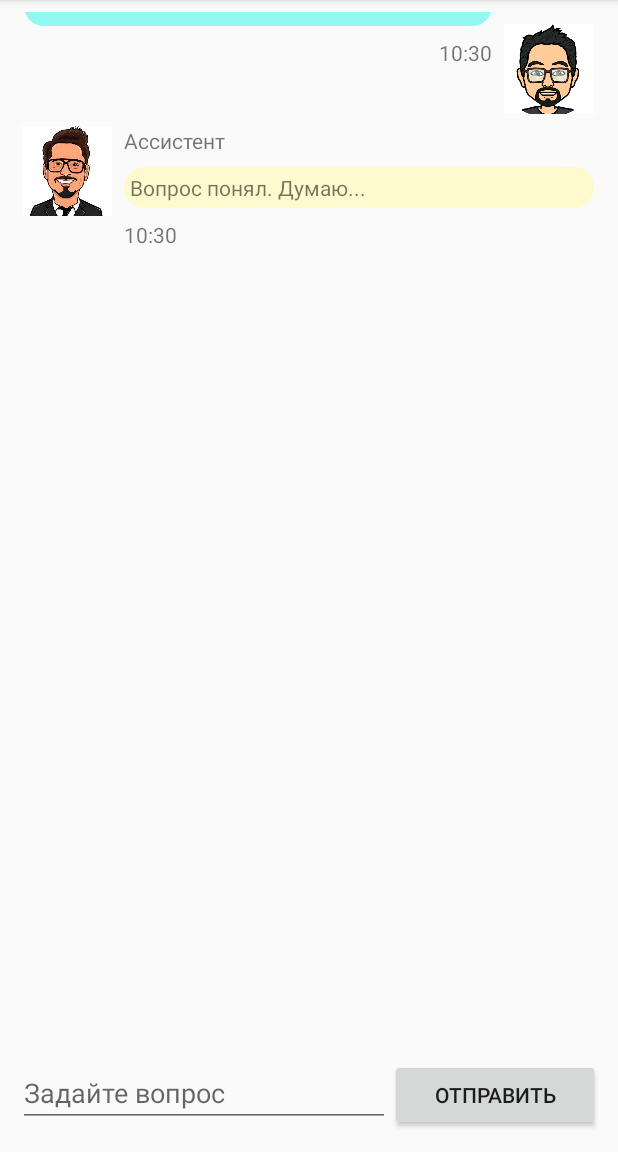
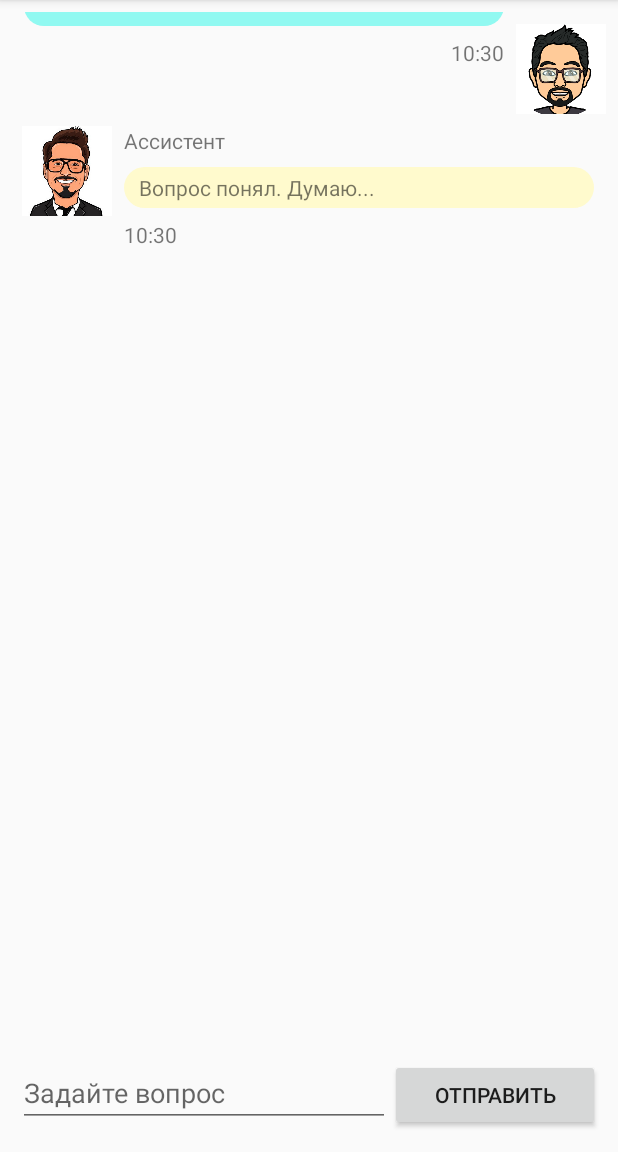
Before and after one commit to KHaustova-mr/voiceassistent, an Android app: the screen it shows after launch (MainActivity), after a tap on "ОТПРАВИТЬ", on a phone screen of 412 x 824 dp, the part 84-1236 px from its top. Run offline under Robolectric (Android 15) with nearby library versions, the phone set to English and light mode, and no system bars.

Commit message:
some bug fixed

```diff
--- a/app/src/main/java/com/example/voiceassistent/AI.java
+++ b/app/src/main/java/com/example/voiceassistent/AI.java
@@ -30,9 +30,9 @@ public class AI {
 
     private static final Map<String, Integer> commands = new HashMap<String, Integer>(){
         {
-            put("какой сегодня день", 0);
+            put("какой день", 0);
             put("который час", 1);
-            put("какой день недели сейчас", 2);
+            put("какой день недели", 2);
             put("сколько дней до нового года", 3);
             put("погода в городе", 4);
         }
--- a/app/src/main/res/layout/assistant_message.xml
+++ b/app/src/main/res/layout/assistant_message.xml
@@ -28,6 +28,8 @@
         android:layout_marginRight="@dimen/layout_margin"
         android:background="@drawable/assistant_bubble"
         android:padding="@dimen/layout_padding"
+        android:paddingStart="@dimen/padding_text_message"
+        android:paddingEnd="@dimen/padding_text_message"
         android:text="@string/default_text"
         app:layout_constraintEnd_toEndOf="parent"
         app:layout_constraintHorizontal_bias="0.0"
--- a/app/src/main/res/layout/user_message.xml
+++ b/app/src/main/res/layout/user_message.xml
@@ -10,7 +10,7 @@
         android:layout_width="@dimen/image_view_width"
         android:layout_height="@dimen/image_view_width"
         android:layout_marginTop="@dimen/margin_image_view"
-        android:layout_marginRight="@dimen/margin_image_view"
+        android:contentDescription="@string/description_image_user"
         app:layout_constraintBottom_toBottomOf="parent"
         app:layout_constraintEnd_toEndOf="parent"
         app:layout_constraintHorizontal_bias="1.0"
@@ -27,7 +27,9 @@
         android:layout_marginRight="@dimen/layout_margin"
         android:background="@drawable/user_bubble"
         android:padding="@dimen/layout_padding"
-        android:text="Text"
+        android:paddingStart="@dimen/padding_text_message"
+        android:paddingEnd="@dimen/padding_text_message"
+        android:text="@string/default_text"
         app:layout_constraintBottom_toBottomOf="parent"
         app:layout_constraintEnd_toStartOf="@+id/avatar_imageView"
         app:layout_constraintHorizontal_bias="0.05"
@@ -54,11 +56,11 @@
         android:id="@+id/messageDateView"
         android:layout_width="wrap_content"
         android:layout_height="wrap_content"
-        android:text="10:00"
         android:layout_marginLeft="@dimen/layout_margin"
         android:layout_marginTop="@dimen/layout_margin"
         android:layout_marginRight="@dimen/layout_margin"
         android:layout_marginBottom="@dimen/layout_margin"
+        android:text="@string/default_time"
         app:layout_constraintBottom_toBottomOf="parent"
         app:layout_constraintEnd_toStartOf="@+id/avatar_imageView"
         app:layout_constraintHorizontal_bias="1.0"
--- a/app/src/main/res/values/dimens.xml
+++ b/app/src/main/res/values/dimens.xml
@@ -5,4 +5,5 @@
     <dimen name="chat_window_text_size">18sp</dimen>
     <dimen name="margin_image_view">8dp</dimen>
     <dimen name="image_view_width">60dp</dimen>
+    <dimen name="padding_text_message">10dp</dimen>
 </resources>
--- a/app/src/main/res/values/strings.xml
+++ b/app/src/main/res/values/strings.xml
@@ -4,6 +4,7 @@
     <string name="button_send_name">Отправить</string>
     <string name="input_placeholder">Задайте вопрос</string>
     <string name="description_image_assistent">Фото ассистента</string>
+    <string name="description_image_user">Фото пользователя</string>
     <string name="name_assistent">Ассистент</string>
     <string name="name_user">Пользователь</string>
     <string name="default_time">10:00</string>
```
Also changed, not shown: 2 other files.
